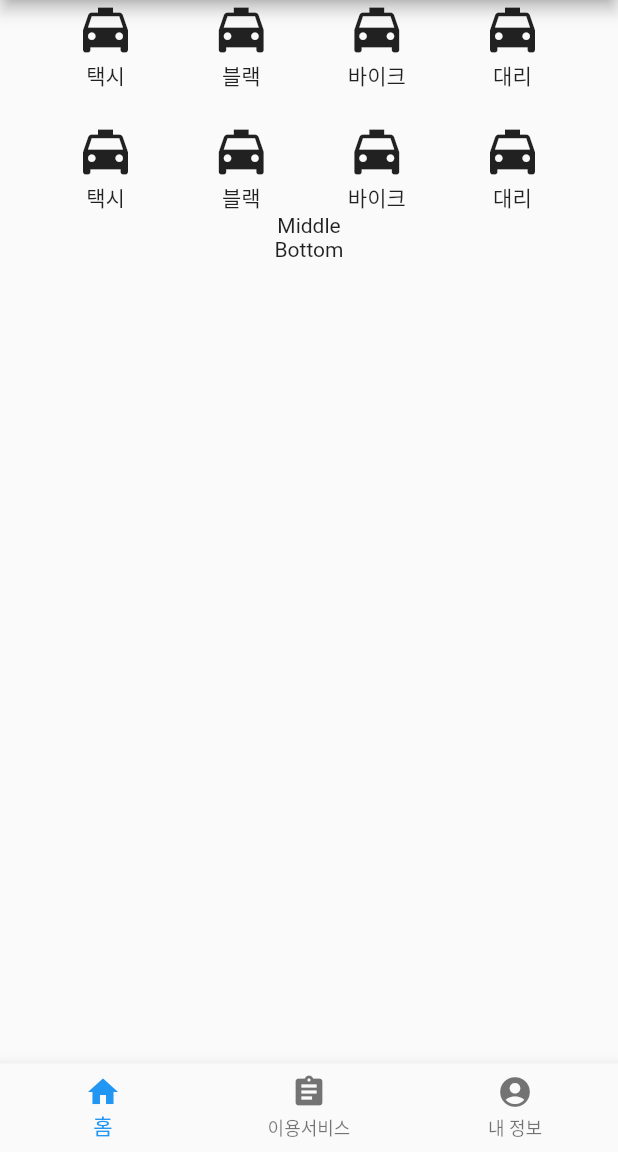
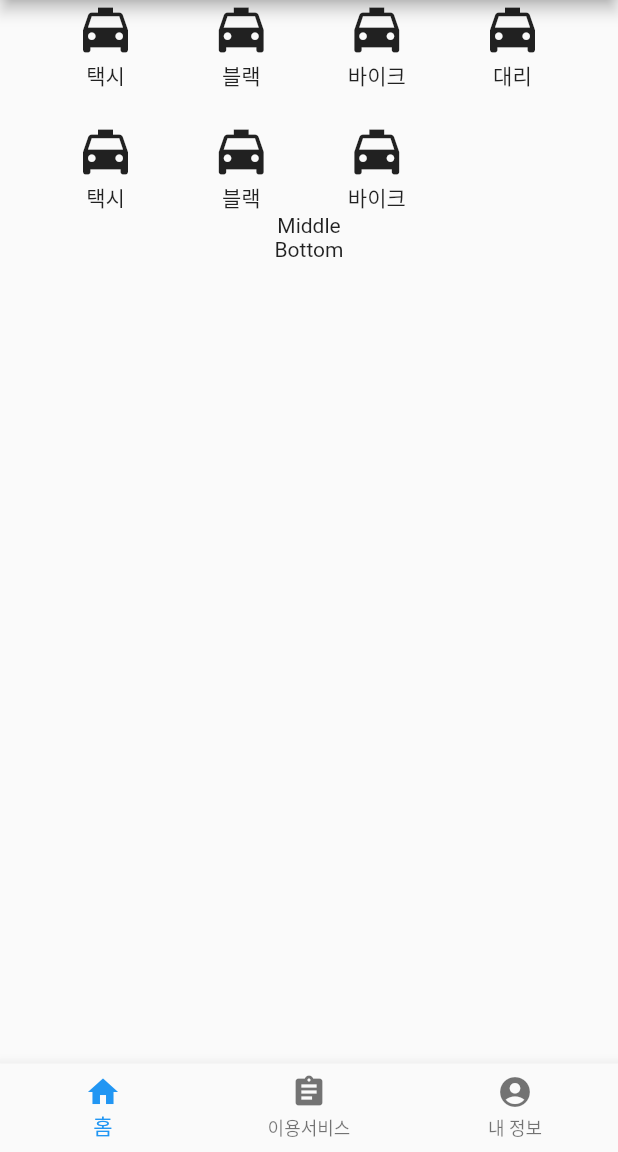
Before and after one commit to chihyeonWON/Flutter-ui, a Flutter app: the screen it shows after launch, on a phone screen of 412 x 824 dp, the part 84-1236 px from its top. Run offline on Flutter 3.47's test engine with Material 2 defaults, Android fonts, the phone set to English and light mode, and no system bars.

Commit message:
메뉴 1개를 투명하게 하여 메뉴 7개로 줄이기

```diff
--- a/lib/main.dart
+++ b/lib/main.dart
@@ -166,7 +166,9 @@ Widget _buildTop(){
               Text('바이크'),
             ],
           ),
-          Column(
+          Opacity(
+            opacity:0.0,
+            child:Column(
               children: <Widget>[
                 Icon(
                   Icons.local_taxi,
@@ -175,6 +177,7 @@ Widget _buildTop(){
                 Text('대리'),
               ],
             ),
+          )
         ],
       ),
     ],
```
Lines whose indentation alone changed are shown as unchanged.
